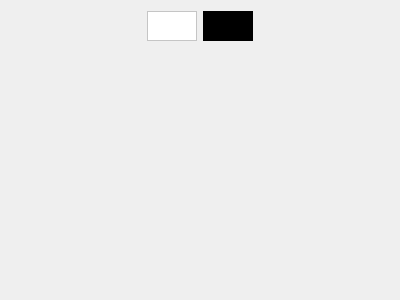
This is widgets/color_picker_widget.ui in LeoBusta/PixelBooster as Qt 5 draws it before an edit. The edited form follows.
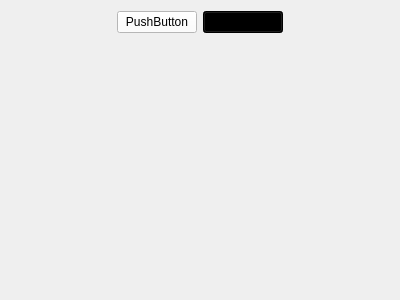
This is the edited form.

Commit message: transparency button is now working properly. fixed some visual bugs caused by wrong stylesheets. started implementing zoom but did not work as expected.

What changed in the file:
```diff
--- a/widgets/color_picker_widget.ui
+++ b/widgets/color_picker_widget.ui
@@ -30,52 +30,22 @@
       </spacer>
      </item>
      <item>
-      <widget class="QFrame" name="frame">
-       <property name="minimumSize">
-        <size>
-         <width>50</width>
-         <height>30</height>
-        </size>
-       </property>
-       <property name="maximumSize">
-        <size>
-         <width>50</width>
-         <height>30</height>
-        </size>
-       </property>
+      <widget class="QPushButton" name="pushButton">
        <property name="styleSheet">
         <string notr="true">background-color: #fff;</string>
        </property>
-       <property name="frameShape">
-        <enum>QFrame::StyledPanel</enum>
-       </property>
-       <property name="frameShadow">
-        <enum>QFrame::Raised</enum>
+       <property name="text">
+        <string>PushButton</string>
        </property>
       </widget>
      </item>
      <item>
-      <widget class="QFrame" name="frame_2">
-       <property name="minimumSize">
-        <size>
-         <width>50</width>
-         <height>30</height>
-        </size>
-       </property>
-       <property name="maximumSize">
-        <size>
-         <width>50</width>
-         <height>30</height>
-        </size>
-       </property>
+      <widget class="QPushButton" name="pushButton_2">
        <property name="styleSheet">
         <string notr="true">background-color: #000;</string>
        </property>
-       <property name="frameShape">
-        <enum>QFrame::StyledPanel</enum>
-       </property>
-       <property name="frameShadow">
-        <enum>QFrame::Raised</enum>
+       <property name="text">
+        <string>PushButton</string>
        </property>
       </widget>
      </item>
```
The commit also changes 14 other files.
